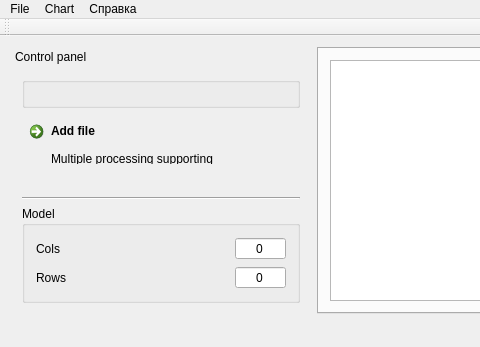
Above: mainwindow.ui from gurmaaan/ParamsViewer before the change; both pictures show x 0 to 480 and y 0 to 347 of the 958 by 347 pixel window. Below: the same form after it.
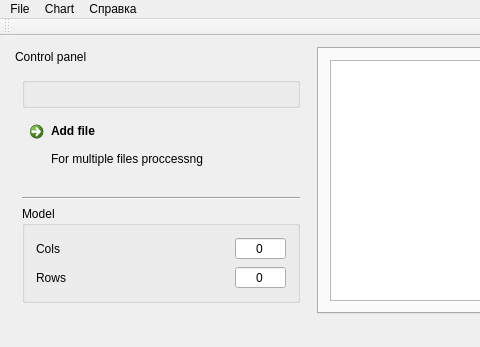
That is the form after the change. Icons and pictures are not drawn. Custom widgets are drawn as their Qt base class.

```diff
--- a/mainwindow.ui
+++ b/mainwindow.ui
@@ -30,7 +30,7 @@
       <property name="minimumSize">
        <size>
         <width>300</width>
-        <height>231</height>
+        <height>241</height>
        </size>
       </property>
       <property name="features">
@@ -72,7 +72,7 @@
           <property name="minimumSize">
            <size>
             <width>0</width>
-            <height>60</height>
+            <height>70</height>
            </size>
           </property>
           <property name="text">
@@ -93,7 +93,7 @@
           </property>
           <property name="description">
            <string>
-Multiple processing supporting </string>
+For multiple files proccessng</string>
           </property>
          </widget>
         </item>
```
